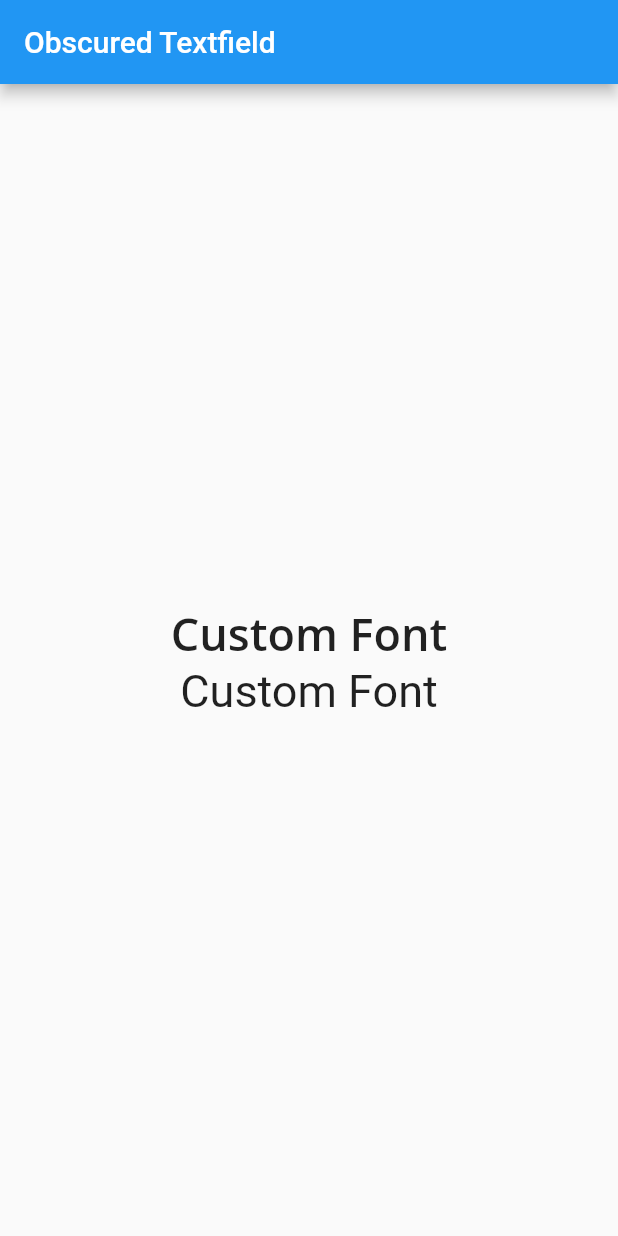
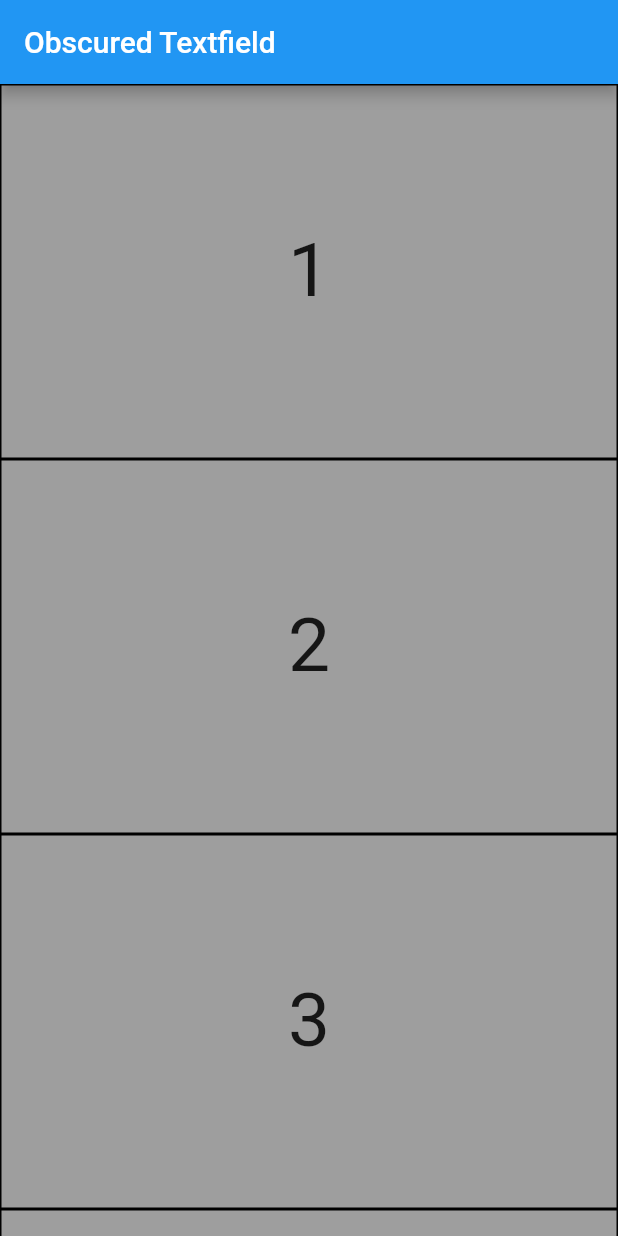
Before and after one commit to Rifqips/BelajarMembuatAplikasiFlutteruntukPemula, a Flutter app: the screen it shows after launch, on a phone screen of 412 x 824 dp. Run offline on Flutter 3.47's test engine with Material 2 defaults, Android fonts, the phone set to English and light mode, and no system bars; missing offline and left inert: dart:ffi.

Commit message:
refactor
excersise list view

```diff
--- a/lib/main.dart
+++ b/lib/main.dart
@@ -1,28 +1,31 @@
+import 'dart:ffi';
+
 import 'package:flutter/material.dart';
 
 class ObscuredTextFieldSample extends StatelessWidget {
   const ObscuredTextFieldSample({super.key});
 
+  final List<int> numberList = const <int>[1, 2, 3, 4, 5, 6, 7, 8, 9, 10];
+
   @override
   Widget build(BuildContext context) {
-    return const Center(
-      child: Column(
-        mainAxisAlignment: MainAxisAlignment.center,
-        children: [
-          Text(
-            'Custom Font',
-            style: TextStyle(
-              fontFamily: 'OpenSans',
-              fontSize: 30,
+    return Scaffold(
+      body: ListView(
+        children: numberList.map((number) {
+          return Container(
+            height: 250,
+            decoration: BoxDecoration(
+              color: Colors.grey,
+              border: Border.all(color: Colors.black),
             ),
-          ),
-          Text(
-            'Custom Font',
-            style: TextStyle(
-              fontSize: 30,
+            child: Center(
+              child: Text(
+                '$number',
+                style: const TextStyle(fontSize: 50),
+              ),
             ),
-          )
-        ],
+          );
+        }).toList(),
       ),
     );
   }
```
